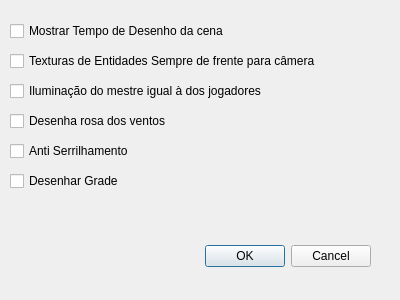
Qt form ifg/qt/ui/opcoes.ui (matferib/tabuleiro-virtual) before a commit.
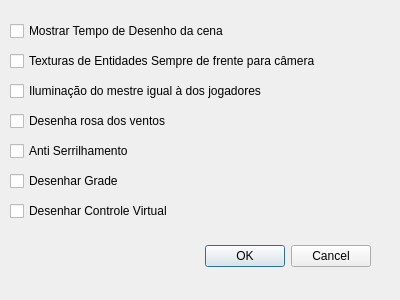
The same form after that commit.

Commit message: controle virtual nas opcoes

Patch:
```diff
--- a/ifg/qt/ui/opcoes.ui
+++ b/ifg/qt/ui/opcoes.ui
@@ -107,6 +107,19 @@
     <string>Desenhar Grade</string>
    </property>
   </widget>
+  <widget class="QCheckBox" name="checkbox_controle">
+   <property name="geometry">
+    <rect>
+     <x>10</x>
+     <y>200</y>
+     <width>271</width>
+     <height>22</height>
+    </rect>
+   </property>
+   <property name="text">
+    <string>Desenhar Controle Virtual</string>
+   </property>
+  </widget>
  </widget>
  <resources/>
  <connections>
```
The commit also changes 3 other files.
